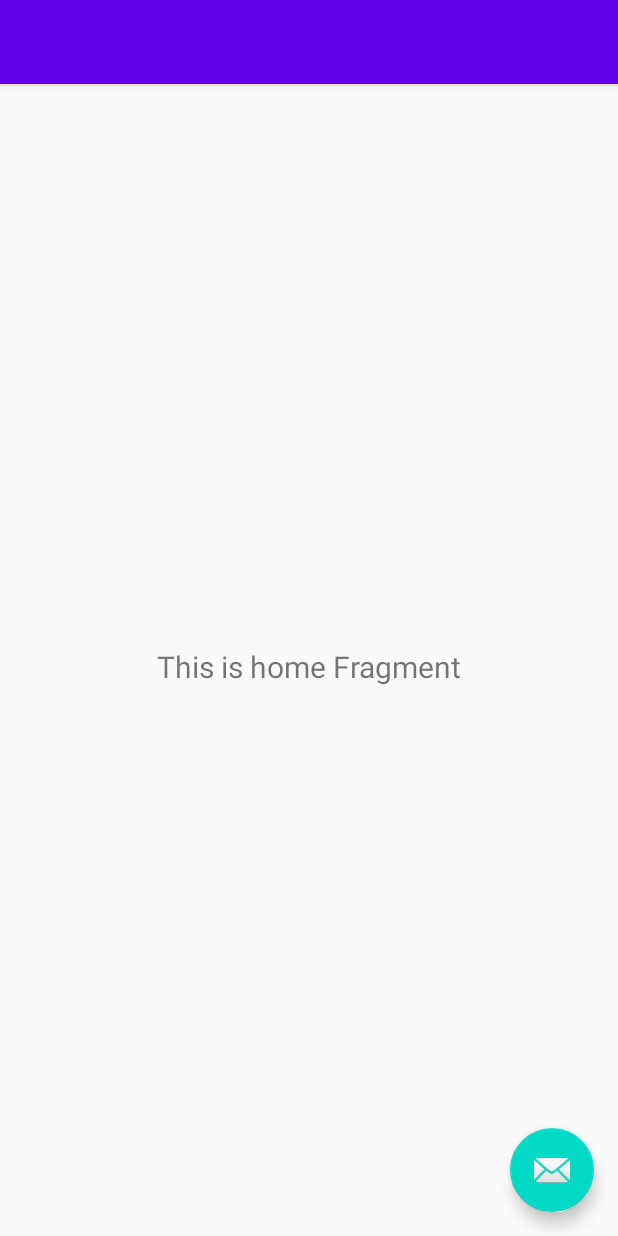
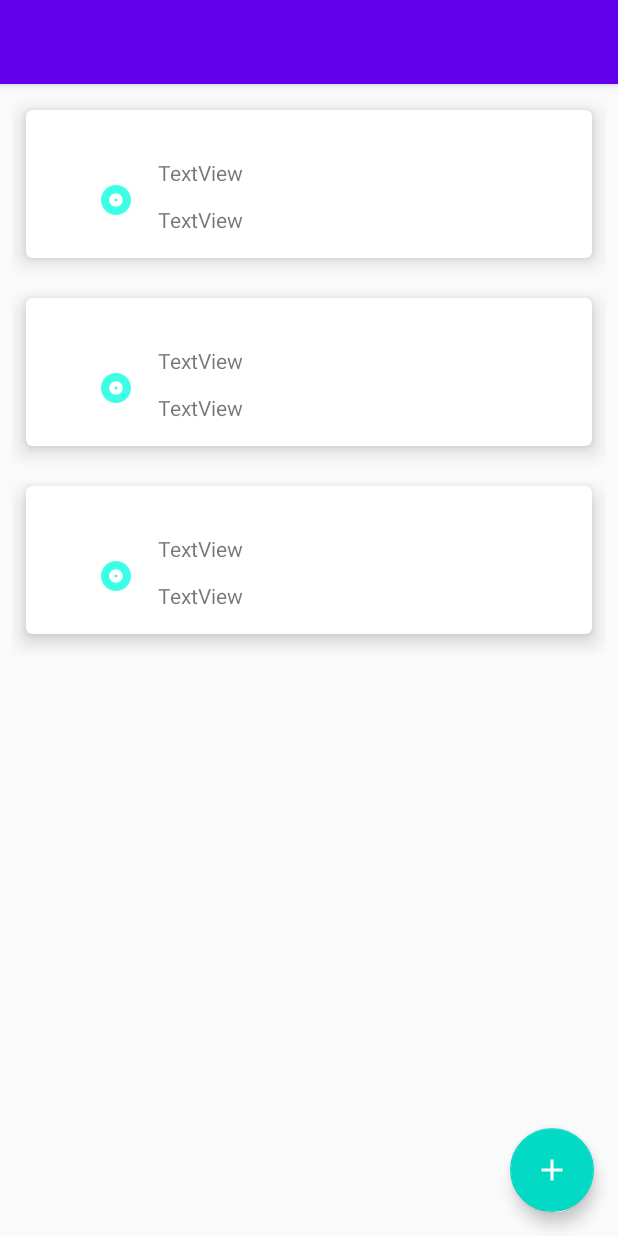
Before and after one commit to cochabambinoski/ListAppKotlin, an Android app: the layout app_bar_main.xml on its own in the app's theme, with its tools: preview values and no code run, on a phone screen of 412 x 824 dp. Run offline under Robolectric (Android 15) with nearby library versions, the phone set to English and light mode, and no system bars.

Commit message:
finished class6

```diff
--- /dev/null
+++ b/app/src/main/res/drawable/ic_baseline_album_24.xml
@@ -0,0 +1,5 @@
+<vector android:height="24dp" android:tint="#3CFFE6"
+    android:viewportHeight="24" android:viewportWidth="24"
+    android:width="24dp" xmlns:android="http://schemas.android.com/apk/res/android">
+    <path android:fillColor="@android:color/white" android:pathData="M12,2C6.48,2 2,6.48 2,12s4.48,10 10,10 10,-4.48 10,-10S17.52,2 12,2zM12,16.5c-2.49,0 -4.5,-2.01 -4.5,-4.5S9.51,7.5 12,7.5s4.5,2.01 4.5,4.5 -2.01,4.5 -4.5,4.5zM12,11c-0.55,0 -1,0.45 -1,1s0.45,1 1,1 1,-0.45 1,-1 -0.45,-1 -1,-1z"/>
+</vector>
--- a/app/src/main/res/layout/app_bar_main.xml
+++ b/app/src/main/res/layout/app_bar_main.xml
@@ -20,7 +20,14 @@
 
     </com.google.android.material.appbar.AppBarLayout>
 
-    <include layout="@layout/content_main" />
+    <androidx.recyclerview.widget.RecyclerView
+        android:id="@+id/recyclerListMusicians"
+        android:layout_width="match_parent"
+        android:layout_height="match_parent"
+        android:layout_marginLeft="8dp"
+        android:layout_marginTop="60dp"
+        android:layout_marginRight="8dp"
+        tools:listitem="@layout/item_musician_list" />
 
     <com.google.android.material.floatingactionbutton.FloatingActionButton
         android:id="@+id/fab"
@@ -28,6 +35,6 @@
         android:layout_height="wrap_content"
         android:layout_gravity="bottom|end"
         android:layout_margin="@dimen/fab_margin"
-        app:srcCompat="@android:drawable/ic_dialog_email" />
+        app:srcCompat="@drawable/ic_baseline_add_24" />
 
 </androidx.coordinatorlayout.widget.CoordinatorLayout>
--- /dev/null
+++ b/app/src/main/res/layout/item_musician_list.xml
@@ -0,0 +1,51 @@
+<?xml version="1.0" encoding="utf-8"?>
+<FrameLayout xmlns:android="http://schemas.android.com/apk/res/android"
+    xmlns:app="http://schemas.android.com/apk/res-auto"
+    xmlns:tools="http://schemas.android.com/tools"
+    android:layout_width="match_parent"
+    android:layout_height="wrap_content">
+
+    <androidx.cardview.widget.CardView
+        android:layout_width="match_parent"
+        android:layout_height="wrap_content"
+        app:cardCornerRadius="4dp"
+        app:cardElevation="8dp"
+        app:cardUseCompatPadding="true"
+        app:contentPadding="16dp">
+
+        <androidx.constraintlayout.widget.ConstraintLayout
+            android:layout_width="match_parent"
+            android:layout_height="match_parent">
+
+            <TextView
+                android:id="@+id/textViewTitle"
+                android:layout_width="61dp"
+                android:layout_height="15dp"
+                android:layout_marginStart="16dp"
+                android:layout_marginTop="16dp"
+                android:text="TextView"
+                app:layout_constraintStart_toEndOf="@+id/imageView2"
+                app:layout_constraintTop_toTopOf="parent" />
+
+            <TextView
+                android:id="@+id/textViewText"
+                android:layout_width="wrap_content"
+                android:layout_height="wrap_content"
+                android:layout_marginTop="16dp"
+                android:text="TextView"
+                app:layout_constraintStart_toStartOf="@+id/textViewTitle"
+                app:layout_constraintTop_toBottomOf="@+id/textViewTitle" />
+
+            <ImageView
+                android:id="@+id/imageView2"
+                android:layout_width="wrap_content"
+                android:layout_height="wrap_content"
+                android:layout_marginStart="32dp"
+                android:layout_marginTop="32dp"
+                app:layout_constraintStart_toStartOf="parent"
+                app:layout_constraintTop_toTopOf="parent"
+                app:srcCompat="@drawable/ic_baseline_album_24" />
+        </androidx.constraintlayout.widget.ConstraintLayout>
+    </androidx.cardview.widget.CardView>
+
+</FrameLayout>
```
Also changed, not shown: app/src/main/java/com/example/genremusicians/ListGenreMusiciansActivity.kt (+26 -12 lines), app/src/main/java/com/example/genremusicians/MusicianRecyclerAdapter.kt (added, +43 -0 lines).
